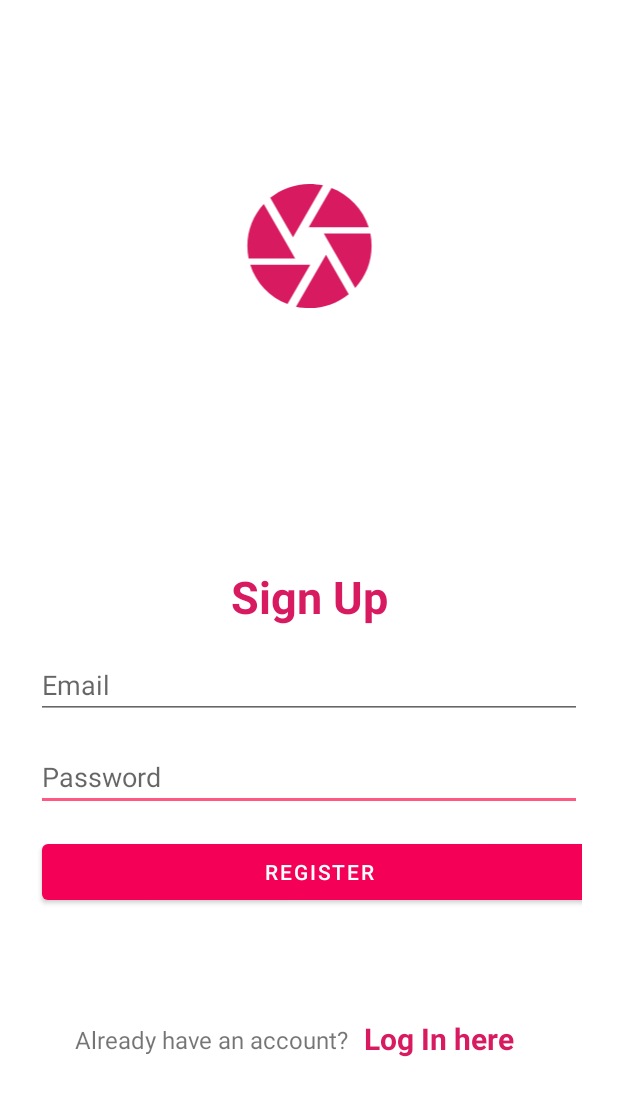
After one commit to neutralfusion/CameraIndexApp, an Android app: the layout activity_sign_up.xml on its own in the app's theme, with its tools: preview values and no code run, on a phone screen of 412 x 824 dp. The commit adds this screen. Shown: the top 1096 px of the screen. Run offline under Robolectric (Android 15) with nearby library versions, the phone set to English and light mode, and no system bars.

Commit message:
Adding Facebook Login via Firebase (Failed) User and Email Registration Attempt #1

```diff
--- a/app/build.gradle
+++ b/app/build.gradle
@@ -34,7 +34,7 @@ dependencies {
     implementation 'com.google.android.material:material:1.5.0'
     implementation 'androidx.constraintlayout:constraintlayout:2.1.3'
     implementation 'com.google.firebase:firebase-auth:21.0.1'
-    implementation 'com.facebook.android:facebook-android-sdk:8.x'
+    implementation 'com.facebook.android:facebook-android-sdk:latest.release'
     testImplementation 'junit:junit:4.13.2'
     androidTestImplementation 'androidx.test.ext:junit:1.1.3'
     androidTestImplementation 'androidx.test.espresso:espresso-core:3.4.0'
--- /dev/null
+++ b/app/src/main/java/com/app/cameraindex/LoginActivity.java
@@ -0,0 +1,4 @@
+package com.app.cameraindex;
+
+public class LoginActivity {
+}
--- a/app/src/main/res/drawable/ic_launcher_foreground.xml
+++ b/app/src/main/res/drawable/ic_launcher_foreground.xml
@@ -3,13 +3,13 @@
     android:height="108dp"
     android:viewportWidth="108"
     android:viewportHeight="108"
-    android:tint="#FFFFFF">
+    android:tint="#D81B60">
   <group android:scaleX="2.6622"
       android:scaleY="2.6622"
       android:translateX="22.0536"
       android:translateY="22.0536">
     <path
-        android:fillColor="@android:color/white"
+        android:fillColor="#FB6A98"
         android:pathData="M9.4,10.5l4.77,-8.26C13.47,2.09 12.75,2 12,2c-2.4,0 -4.6,0.85 -6.32,2.25l3.66,6.35 0.06,-0.1zM21.54,9c-0.92,-2.92 -3.15,-5.26 -6,-6.34L11.88,9h9.66zM21.8,10h-7.49l0.29,0.5 4.76,8.25C21,16.97 22,14.61 22,12c0,-0.69 -0.07,-1.35 -0.2,-2zM8.54,12l-3.9,-6.75C3.01,7.03 2,9.39 2,12c0,0.69 0.07,1.35 0.2,2h7.49l-1.15,-2zM2.46,15c0.92,2.92 3.15,5.26 6,6.34L12.12,15L2.46,15zM13.73,15l-3.9,6.76c0.7,0.15 1.42,0.24 2.17,0.24 2.4,0 4.6,-0.85 6.32,-2.25l-3.66,-6.35 -0.93,1.6z"/>
   </group>
 </vector>
--- /dev/null
+++ b/app/src/main/res/layout/activity_sign_up.xml
@@ -0,0 +1,99 @@
+<?xml version="1.0" encoding="utf-8"?>
+<androidx.constraintlayout.widget.ConstraintLayout xmlns:android="http://schemas.android.com/apk/res/android"
+    xmlns:app="http://schemas.android.com/apk/res-auto"
+    xmlns:tools="http://schemas.android.com/tools"
+    android:layout_width="match_parent"
+    android:layout_height="match_parent"
+    android:orientation="vertical"
+    android:padding="24dp"
+    tools:context=".RegisterActivity">
+
+
+    <ImageView
+        android:id="@+id/imageView"
+        android:layout_width="171dp"
+        android:layout_height="168dp"
+        android:layout_gravity="center"
+        android:layout_marginTop="56dp"
+        android:src="@drawable/ic_launcher_foreground"
+        app:layout_constraintBottom_toTopOf="@+id/textView"
+        app:layout_constraintEnd_toEndOf="parent"
+        app:layout_constraintStart_toStartOf="parent"
+        app:layout_constraintTop_toTopOf="parent"
+        app:layout_constraintVertical_bias="0.0" />
+
+    <TextView
+        android:id="@+id/textView"
+        android:layout_width="match_parent"
+        android:layout_height="wrap_content"
+        android:layout_marginVertical="16dp"
+        android:gravity="center_horizontal"
+        android:text="Sign Up"
+        android:textColor="@color/teal_700"
+        android:textSize="30sp"
+        android:textStyle="bold"
+        app:layout_constraintBottom_toTopOf="@+id/etRegEmail"
+        app:layout_constraintEnd_toEndOf="parent"
+        app:layout_constraintStart_toStartOf="parent" />
+
+
+    <com.google.android.material.button.MaterialButton
+        android:id="@+id/btnRegister"
+        android:layout_width="369dp"
+        android:layout_height="49dp"
+        android:layout_marginStart="4dp"
+        android:layout_marginBottom="76dp"
+        android:text="Register"
+        app:layout_constraintBottom_toTopOf="@+id/textView2"
+        app:layout_constraintStart_toStartOf="parent" />
+
+    <TextView
+        android:id="@+id/textView2"
+        android:layout_width="wrap_content"
+        android:layout_height="wrap_content"
+        android:layout_marginStart="26dp"
+        android:layout_marginBottom="96dp"
+        android:text="Already have an account?"
+        android:textSize="16sp"
+        app:layout_constraintBottom_toBottomOf="parent"
+        app:layout_constraintStart_toStartOf="parent" />
+
+    <TextView
+        android:id="@+id/tvLogInHere"
+        android:layout_width="wrap_content"
+        android:layout_height="wrap_content"
+        android:layout_marginEnd="26dp"
+        android:layout_marginBottom="94dp"
+        android:text="Log In here"
+        android:textColor="@color/teal_700"
+        android:textSize="20sp"
+        android:textStyle="bold"
+        app:layout_constraintBottom_toBottomOf="parent"
+        app:layout_constraintEnd_toEndOf="parent"
+        app:layout_constraintHorizontal_bias="0.333"
+        app:layout_constraintStart_toEndOf="@+id/textView2" />
+
+    <com.google.android.material.textfield.TextInputEditText
+        android:id="@+id/etRegPass"
+        android:layout_width="match_parent"
+        android:layout_height="wrap_content"
+        android:layout_marginBottom="16dp"
+        android:hint="Password"
+        android:inputType="textPassword"
+        app:layout_constraintBottom_toTopOf="@+id/btnRegister"
+        app:layout_constraintEnd_toEndOf="parent"
+        app:layout_constraintStart_toStartOf="parent" />
+
+    <com.google.android.material.textfield.TextInputEditText
+        android:id="@+id/etRegEmail"
+        android:layout_width="match_parent"
+        android:layout_height="wrap_content"
+        android:layout_marginBottom="16dp"
+        android:hint="Email"
+        android:inputType="textEmailAddress"
+        app:layout_constraintBottom_toTopOf="@+id/etRegPass"
+        app:layout_constraintEnd_toEndOf="parent"
+        app:layout_constraintStart_toStartOf="parent" />
+
+
+</androidx.constraintlayout.widget.ConstraintLayout>
--- a/app/src/main/res/values/colors.xml
+++ b/app/src/main/res/values/colors.xml
@@ -1,10 +1,10 @@
 <?xml version="1.0" encoding="utf-8"?>
 <resources>
-    <color name="purple_200">#FFBB86FC</color>
+    <color name="purple_200">#FB6A98</color>
     <color name="purple_500">#f40057</color>
     <color name="purple_700">#ba002f</color>
     <color name="teal_200">#ff5983</color>
-    <color name="teal_700">#FF018786</color>
+    <color name="teal_700">#d81b60</color>
     <color name="black">#FF000000</color>
     <color name="white">#FFFFFFFF</color>
 </resources>
--- a/app/src/main/res/values/ic_launcher_background.xml
+++ b/app/src/main/res/values/ic_launcher_background.xml
@@ -1,4 +1,4 @@
 <?xml version="1.0" encoding="utf-8"?>
 <resources>
-    <color name="ic_launcher_background">#D6D647</color>
+    <color name="ic_launcher_background">#FFFFFF</color>
 </resources>
--- a/app/src/main/res/values/strings.xml
+++ b/app/src/main/res/values/strings.xml
@@ -1,3 +1,6 @@
 <resources>
     <string name="app_name">Camera Index</string>
+    <!-- Facebook application ID and custom URL scheme (app ID prefixed by 'fb'). -->
+    <string name="facebook_application_id" translatable="false">YOUR_APP_ID</string>
+    <string name="facebook_login_protocol_scheme" translatable="false">fbYOUR_APP_ID</string>
 </resources>
--- a/build.gradle
+++ b/build.gradle
@@ -1,4 +1,5 @@
 buildscript {
+
     dependencies {
         classpath 'com.google.gms:google-services:4.3.10'
     }
```
Also changed, not shown: app/src/main/java/com/app/cameraindex/MainActivity.java (+17 -0 lines), app/src/main/java/com/app/cameraindex/RegisterActivity.java (added, +32 -0 lines), app/src/main/res/layout/activity_login.xml (added, +98 -0 lines).
